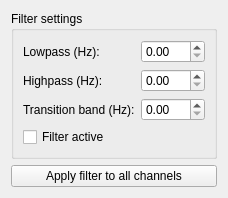
First picture: the form in applications/mne_browse_raw_qt/FormFiles/filterwindow.ui, repository mne-tools/mne-cpp, before the edit.
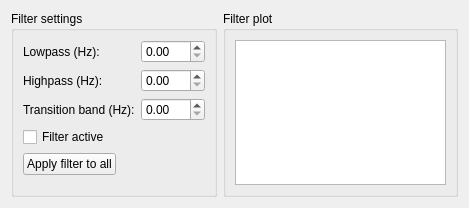
Second picture: the form after the edit.

Patch:
```diff
--- a/applications/mne_browse_raw_qt/FormFiles/filterwindow.ui
+++ b/applications/mne_browse_raw_qt/FormFiles/filterwindow.ui
@@ -6,20 +6,23 @@
    <rect>
     <x>0</x>
     <y>0</y>
-    <width>203</width>
-    <height>175</height>
+    <width>469</width>
+    <height>208</height>
    </rect>
   </property>
   <property name="windowTitle">
    <string>Adjust filter</string>
   </property>
-  <layout class="QVBoxLayout" name="verticalLayout">
-   <item>
+  <layout class="QFormLayout" name="formLayout_2">
+   <item row="0" column="0">
     <widget class="QGroupBox" name="m_groupBox_filterSettings">
      <property name="title">
       <string>Filter settings</string>
      </property>
      <layout class="QFormLayout" name="formLayout">
+      <property name="fieldGrowthPolicy">
+       <enum>QFormLayout::AllNonFixedFieldsGrow</enum>
+      </property>
       <item row="0" column="0">
        <widget class="QLabel" name="label">
         <property name="text">
@@ -69,14 +72,26 @@
         </property>
        </widget>
       </item>
+      <item row="4" column="0">
+       <widget class="QPushButton" name="m_pushButton_applyFilter">
+        <property name="text">
+         <string>Apply filter to all</string>
+        </property>
+       </widget>
+      </item>
      </layout>
     </widget>
    </item>
-   <item>
-    <widget class="QPushButton" name="m_pushButton_applyFilter">
-     <property name="text">
-      <string>Apply filter to all channels</string>
+   <item row="0" column="1">
+    <widget class="QGroupBox" name="groupBox">
+     <property name="title">
+      <string>Filter plot</string>
      </property>
+     <layout class="QHBoxLayout" name="horizontalLayout">
+      <item>
+       <widget class="QGraphicsView" name="m_graphicsView_filterPlot"/>
+      </item>
+     </layout>
     </widget>
    </item>
   </layout>
```
